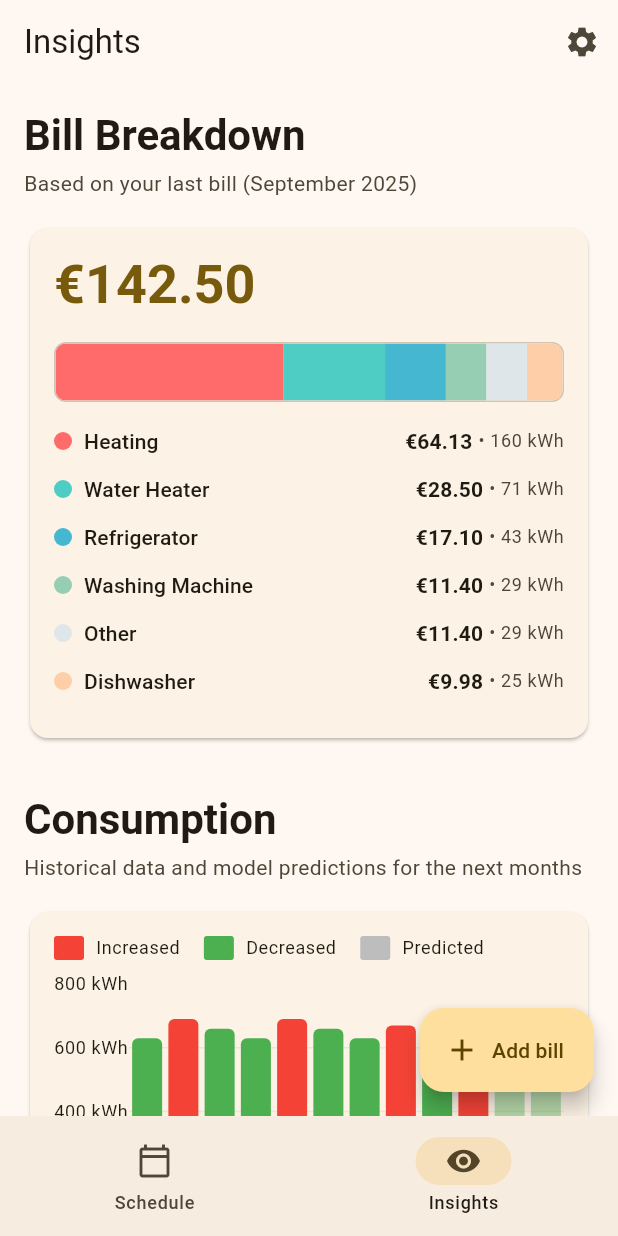
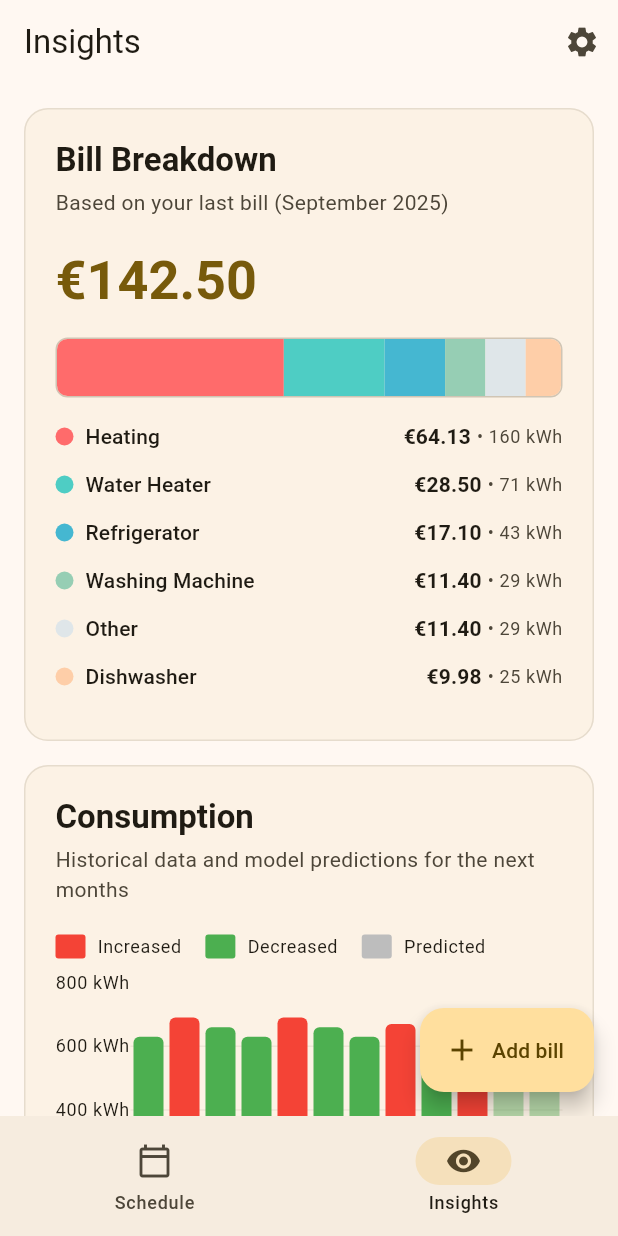
Before and after one commit to walking-octopus/load_schedule, a Flutter app: the screen it shows after launch, item 2 of the bottom bar chosen, on a phone screen of 412 x 824 dp. Run offline on Flutter 3.47's test engine with Material 3 defaults, Android fonts, the phone set to English and light mode, and no system bars; drawn by our look-alikes of fl_chart; our stand-ins replace geolocator, shared_preferences.

Commit message:
fix: consistent card style in insights

```diff
--- a/lib/pages/insights/page.dart
+++ b/lib/pages/insights/page.dart
@@ -84,9 +84,7 @@ class _InsightsPageState extends State {
       padding: const EdgeInsets.all(16),
       children: [
         BillBreakdownCard(bill: bill),
-        const SizedBox(height: 32),
         ConsumptionChart(data: consumptionData),
-        const SizedBox(height: 32),
         NationalComparisonCard(bill: bill),
       ],
     );
--- a/lib/pages/insights/widgets.dart
+++ b/lib/pages/insights/widgets.dart
@@ -15,14 +15,26 @@ class BillBreakdownCard extends StatelessWidget {
   Widget build(BuildContext context) {
     final billMonth = BillUtils.formatMonth(bill.month);
 
-    return Column(
+    return Container(
+      margin: const EdgeInsets.only(bottom: 16),
+      decoration: BoxDecoration(
+        color: Theme.of(context).colorScheme.surfaceContainerLow,
+        borderRadius: BorderRadius.circular(16),
+        border: Border.all(
+          color: Theme.of(context).colorScheme.outlineVariant.withValues(alpha: 0.5),
+          width: 1,
+        ),
+      ),
+      child: Padding(
+        padding: const EdgeInsets.all(20.0),
+        child: Column(
           crossAxisAlignment: CrossAxisAlignment.start,
           children: [
             Text(
               'Bill Breakdown',
               style: Theme.of(context)
                   .textTheme
-              .headlineMedium
+                  .titleLarge
                   ?.copyWith(fontWeight: FontWeight.w600),
             ),
             const SizedBox(height: 4),
@@ -32,16 +44,7 @@ class BillBreakdownCard extends StatelessWidget {
                     color: Theme.of(context).colorScheme.onSurfaceVariant,
                   ),
             ),
-        const SizedBox(height: 16),
-        Card(
-          child: Padding(
-            padding: const EdgeInsets.all(16),
-            child: LayoutBuilder(
-              builder: (context, constraints) {
-                final hasEnoughSpace = constraints.maxWidth > 600;
-                return Column(
-                  crossAxisAlignment: CrossAxisAlignment.start,
-                  children: [
+            const SizedBox(height: 20),
             Text(
               '€${bill.totalAmount.toStringAsFixed(2)}',
               style: Theme.of(context).textTheme.displaySmall?.copyWith(
@@ -50,27 +53,32 @@ class BillBreakdownCard extends StatelessWidget {
                   ),
             ),
             const SizedBox(height: 16),
-                    if (hasEnoughSpace)
-                      Row(
+            LayoutBuilder(
+              builder: (context, constraints) {
+                final hasEnoughSpace = constraints.maxWidth > 600;
+                if (hasEnoughSpace) {
+                  return Row(
                     crossAxisAlignment: CrossAxisAlignment.start,
                     children: [
                       Expanded(flex: 2, child: _buildStackChart(context)),
                       const SizedBox(width: 16),
                       Expanded(flex: 3, child: _buildBreakdownList(context)),
                     ],
-                      )
-                    else ...[
+                  );
+                } else {
+                  return Column(
+                    children: [
                       _buildStackChart(context),
                       const SizedBox(height: 16),
                       _buildBreakdownList(context),
                     ],
-                  ],
                   );
+                }
               },
             ),
+          ],
         ),
       ),
-      ],
     );
   }
 
@@ -154,14 +162,26 @@ class ConsumptionChart extends StatelessWidget {
 
   @override
   Widget build(BuildContext context) {
-    return Column(
+    return Container(
+      margin: const EdgeInsets.only(bottom: 16),
+      decoration: BoxDecoration(
+        color: Theme.of(context).colorScheme.surfaceContainerLow,
+        borderRadius: BorderRadius.circular(16),
+        border: Border.all(
+          color: Theme.of(context).colorScheme.outlineVariant.withValues(alpha: 0.5),
+          width: 1,
+        ),
+      ),
+      child: Padding(
+        padding: const EdgeInsets.all(20.0),
+        child: Column(
           crossAxisAlignment: CrossAxisAlignment.start,
           children: [
             Text(
               'Consumption',
               style: Theme.of(context)
                   .textTheme
-              .headlineMedium
+                  .titleLarge
                   ?.copyWith(fontWeight: FontWeight.w600),
             ),
             const SizedBox(height: 4),
@@ -171,11 +191,8 @@ class ConsumptionChart extends StatelessWidget {
                     color: Theme.of(context).colorScheme.onSurfaceVariant,
                   ),
             ),
-        const SizedBox(height: 16),
-        Card(
-          child: Padding(
-            padding: const EdgeInsets.all(16),
-            child: Column(
+            const SizedBox(height: 20),
+            Column(
               crossAxisAlignment: CrossAxisAlignment.start,
               children: [
                 Wrap(
@@ -254,9 +271,9 @@ class ConsumptionChart extends StatelessWidget {
                 ),
               ],
             ),
+          ],
         ),
       ),
-      ],
     );
   }
 
@@ -358,14 +375,26 @@ class NationalComparisonCard extends StatelessWidget {
     // User point
     final userPointY = StatsUtils.normalPdf(userKwh, mean, stdDev) / maxY * 100;
 
-    return Column(
+    return Container(
+      margin: const EdgeInsets.only(bottom: 16),
+      decoration: BoxDecoration(
+        color: Theme.of(context).colorScheme.surfaceContainerLow,
+        borderRadius: BorderRadius.circular(16),
+        border: Border.all(
+          color: Theme.of(context).colorScheme.outlineVariant.withValues(alpha: 0.5),
+          width: 1,
+        ),
+      ),
+      child: Padding(
+        padding: const EdgeInsets.all(20.0),
+        child: Column(
           crossAxisAlignment: CrossAxisAlignment.start,
           children: [
             Text(
               'National Comparison',
               style: Theme.of(context)
                   .textTheme
-              .headlineMedium
+                  .titleLarge
                   ?.copyWith(fontWeight: FontWeight.w600),
             ),
             const SizedBox(height: 4),
@@ -375,11 +404,8 @@ class NationalComparisonCard extends StatelessWidget {
                     color: Theme.of(context).colorScheme.onSurfaceVariant,
                   ),
             ),
-        const SizedBox(height: 16),
-        Card(
-          child: Padding(
-            padding: const EdgeInsets.all(16),
-            child: Column(
+            const SizedBox(height: 20),
+            Column(
               children: [
                 SizedBox(
                   height: 200,
@@ -473,9 +499,9 @@ class NationalComparisonCard extends StatelessWidget {
                 ),
               ],
             ),
+          ],
         ),
       ),
-      ],
     );
   }
 
```
Lines whose indentation alone changed are shown as unchanged.
